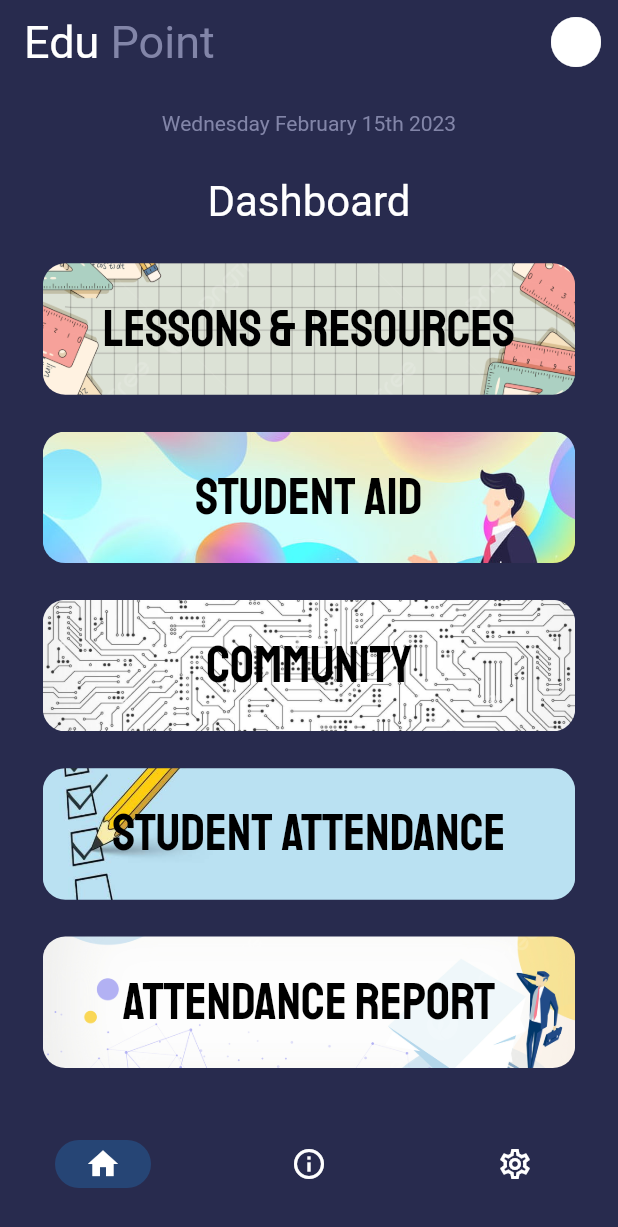
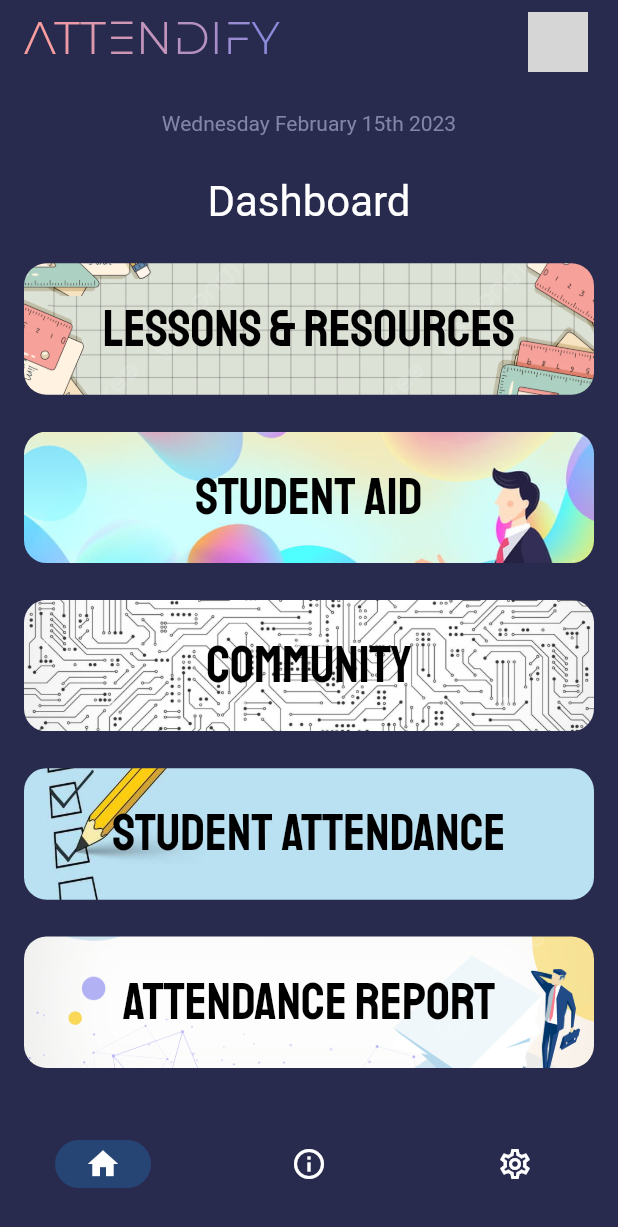
Before and after one commit to Shloktheboss142/Attendify, a Flutter app: the HomePage screen opened by its route, on a phone screen of 412 x 824 dp. Shown: the top 1227 px of the screen. Run offline on Flutter 3.47's test engine with Material 2 defaults, Android fonts, the phone set to English and light mode, and no system bars; our stand-ins replace cloud_firestore, firebase_auth, firebase_core, firebase_database, flutter_pw_validator, jiffy and 1 more; missing offline and left inert: mobile_scanner; accounts and stored records are empty; network calls fail; Roboto replaces fonts that are missing (Cairo-Regular); grey boxes are pictures that could not be loaded.

Commit message:
Fixed widget size, added profile, changed logo

```diff
--- a/lib/home_screen.dart
+++ b/lib/home_screen.dart
@@ -1,12 +1,8 @@
-import 'dart:io';
 import 'package:flutter/material.dart';
-import 'package:flutter/services.dart';
 import 'package:jiffy/jiffy.dart';
 import 'package:url_launcher/url_launcher_string.dart';
 import 'profile.dart';
 import 'package:mobile_scanner/mobile_scanner.dart';
-import 'package:open_file/open_file.dart';
-import 'package:url_launcher/url_launcher.dart';
 import './studentlist.dart';
 
 class HomePage extends StatefulWidget {
@@ -26,20 +22,69 @@ class _HomePageState extends State<HomePage> {
         backgroundColor: const Color.fromRGBO(40, 43, 78, 1),
         title: RichText(
             text: const TextSpan(
-                text: "Edu",
+                text: 'A',
                 style: TextStyle(
-                    color: Colors.white,
+                    color: Color.fromARGB(255, 250, 158, 159),
                     fontSize: 30,
                     fontWeight: FontWeight.normal,
-                    fontFamily: 'Cairo-Regular'),
+                    fontFamily: 'Montserrat'),
                 children: [
               TextSpan(
-                  text: ' Point',
-                  style: TextStyle(
-                      color: Color.fromRGBO(130, 133, 168, 1),
+                  text: 'T',
+                  style: TextStyle(
+                      color: Color.fromARGB(255, 236, 155, 166),
                       fontSize: 30,
                       fontWeight: FontWeight.normal,
-                      fontFamily: 'Cairo-Regular'))
+                      fontFamily: 'Montserrat')),
+              TextSpan(
+                  text: 'T',
+                  style: TextStyle(
+                      color: Color.fromARGB(255, 223, 153, 174),
+                      fontSize: 30,
+                      fontWeight: FontWeight.normal,
+                      fontFamily: 'Montserrat')),
+              TextSpan(
+                  text: 'E',
+                  style: TextStyle(
+                      color: Color.fromARGB(255, 208, 150, 181),
+                      fontSize: 30,
+                      fontWeight: FontWeight.normal,
+                      fontFamily: 'Montserrat')),
+              TextSpan(
+                  text: 'N',
+                  style: TextStyle(
+                      color: Color.fromARGB(255, 195, 148, 188),
+                      fontSize: 30,
+                      fontWeight: FontWeight.normal,
+                      fontFamily: 'Montserrat')),
+              TextSpan(
+                  text: 'D',
+                  style: TextStyle(
+                      color: Color.fromARGB(255, 181, 145, 195),
+                      fontSize: 30,
+                      fontWeight: FontWeight.normal,
+                      fontFamily: 'Montserrat')),
+              TextSpan(
+                  text: 'I',
+                  style: TextStyle(
+                      color: Color.fromARGB(255, 167, 142, 203),
+                      fontSize: 30,
+                      fontWeight: FontWeight.normal,
+                      fontFamily: 'Montserrat')),
+              TextSpan(
+                  text: 'F',
+                  style: TextStyle(
+                      color: Color.fromARGB(255, 153, 140, 210),
+                      fontSize: 30,
+                      fontWeight: FontWeight.normal,
+                      fontFamily: 'Montserrat')),
+              TextSpan(
+                  text: 'Y',
+                  style: TextStyle(
+                      color: Color.fromARGB(255, 139, 137, 217),
+                      fontSize: 30,
+                      fontWeight: FontWeight.normal,
+                      fontFamily: 'Montserrat')),
             ])),
         bottom: PreferredSize(
           preferredSize: const Size.fromHeight(40),
@@ -61,16 +106,46 @@ class _HomePageState extends State<HomePage> {
           ),
         ),
         actions: <Widget>[
-          IconButton(
-            icon: const Icon(Icons.circle, size: 40),
-            padding: const EdgeInsets.fromLTRB(0, 0, 20, 0),
-            onPressed: () {
-              Navigator.push(
-                context,
-                MaterialPageRoute(builder: (context) => const Profile()),
-              );
-            },
-          ),
+          Container(
+              alignment: Alignment.center,
+              padding: const EdgeInsets.fromLTRB(20, 0, 20, 0),
+              decoration: const BoxDecoration(
+                color: Color.fromARGB(0, 98, 107, 182),
+              ),
+              child: Row(children: [
+                Material(
+                  elevation: 0,
+                  shape: const CircleBorder(),
+                  clipBehavior: Clip.hardEdge,
+                  color: Colors.transparent,
+                  child: Ink.image(
+                    image:
+                        const NetworkImage('https://i.ibb.co/vVD0gGG/doge.jpg'),
+                    fit: BoxFit.cover,
+                    width: 40,
+                    height: 40,
+                    child: InkWell(
+                      onTap: () {
+                        Navigator.push(
+                          context,
+                          MaterialPageRoute(
+                              builder: (context) => const Profile()),
+                        );
+                      },
+                    ),
+                  ),
+                ),
+              ]))
+          // IconButton(
+          //   icon: const Icon(Icons.circle, size: 40),
+          //   padding: const EdgeInsets.fromLTRB(0, 0, 20, 0),
+          //   onPressed: () {
+          //     Navigator.push(
+          //       context,
+          //       MaterialPageRoute(builder: (context) => const Profile()),
+          //     );
+          //   },
+          // ),
         ],
       ),
       bottomNavigationBar: NavigationBar(
@@ -116,7 +191,7 @@ class DashboardPage extends StatelessWidget {
       body: Container(
         color: const Color.fromRGBO(40, 43, 78, 1),
         alignment: Alignment.center,
-        padding: const EdgeInsets.fromLTRB(10, 0, 10, 10),
+        padding: const EdgeInsets.fromLTRB(0, 0, 0, 10),
         child: Column(
           mainAxisSize: MainAxisSize.min,
           children: [
@@ -125,7 +200,7 @@ class DashboardPage extends StatelessWidget {
                   borderRadius: BorderRadius.circular(15),
                   color: const Color.fromARGB(0, 98, 107, 182),
                 ),
-                width: MediaQuery.of(context).size.width - 25,
+                width: MediaQuery.of(context).size.width,
                 height: MediaQuery.of(context).size.height - 230,
                 child: Column(
                     mainAxisAlignment: MainAxisAlignment.spaceBetween,
@@ -157,7 +232,7 @@ class DashboardPage extends StatelessWidget {
                         ),
                         child: Container(
                           decoration: BoxDecoration(
-                            image: DecorationImage(
+                            image: const DecorationImage(
                               image: AssetImage('assets/LessonResources.png'),
                               fit: BoxFit.cover,
                             ),
@@ -166,8 +241,9 @@ class DashboardPage extends StatelessWidget {
                           ),
                           height:
                               (MediaQuery.of(context).size.height - 210) / 7,
-                          child: Center(
-                            child: const Text(
+                          //width: (MediaQuery.of(context).size.width),
+                          child: const Center(
+                            child: Text(
                               'Lessons & Resources',
                               style: TextStyle(
                                 color: Colors.black,
@@ -184,7 +260,7 @@ class DashboardPage extends StatelessWidget {
                           Navigator.push(
                             context,
                             MaterialPageRoute(
-                              builder: (context) => const LessonResources(),
+                              builder: (context) => const StudentAid(),
                             ),
                           );
                         },
@@ -199,7 +275,7 @@ class DashboardPage extends StatelessWidget {
                         ),
                         child: Container(
                           decoration: BoxDecoration(
-                            image: DecorationImage(
+                            image: const DecorationImage(
                               image: AssetImage('assets/StudentAid.png'),
                               fit: BoxFit.cover,
                             ),
@@ -208,8 +284,8 @@ class DashboardPage extends StatelessWidget {
                           ),
                           height:
                               (MediaQuery.of(context).size.height - 210) / 7,
-                          child: Center(
-                            child: const Text(
+                          child: const Center(
+                            child: Text(
                               'Student Aid',
                               style: TextStyle(
                                 color: Colors.black,
@@ -226,7 +302,7 @@ class DashboardPage extends StatelessWidget {
                           Navigator.push(
                             context,
                             MaterialPageRoute(
-                              builder: (context) => const LessonResources(),
+                              builder: (context) => const Community(),
                             ),
                           );
                         },
@@ -241,7 +317,7 @@ class DashboardPage extends StatelessWidget {
                         ),
                         child: Container(
                           decoration: BoxDecoration(
-                            image: DecorationImage(
+                            image: const DecorationImage(
                               image: AssetImage('assets/Community.png'),
                               fit: BoxFit.cover,
                             ),
@@ -250,8 +326,8 @@ class DashboardPage extends StatelessWidget {
                           ),
                           height:
                               (MediaQuery.of(context).size.height - 210) / 7,
-                          child: Center(
-                            child: const Text(
+                          child: const Center(
+                            child: Text(
                               'Community',
                               style: TextStyle(
                                 color: Colors.black,
@@ -268,7 +344,7 @@ class DashboardPage extends StatelessWidget {
                           Navigator.push(
                             context,
                             MaterialPageRoute(
-                              builder: (context) => const LessonResources(),
+                              builder: (context) => const StudentAttendance(),
                             ),
                           );
                         },
@@ -283,7 +359,7 @@ class DashboardPage extends StatelessWidget {
                         ),
                         child: Container(
                           decoration: BoxDecoration(
-                            image: DecorationImage(
+                            image: const DecorationImage(
                               image: AssetImage('assets/StudentAttendance.jpg'),
                               fit: BoxFit.cover,
                             ),
@@ -292,8 +368,8 @@ class DashboardPage extends StatelessWidget {
                           ),
                           height:
                               (MediaQuery.of(context).size.height - 210) / 7,
-                          child: Center(
-                            child: const Text(
+                          child: const Center(
+                            child: Text(
                               'Student Attendance',
                               style: TextStyle(
                                 color: Colors.black,
@@ -310,7 +386,7 @@ class DashboardPage extends StatelessWidget {
                           Navigator.push(
                             context,
                             MaterialPageRoute(
-                              builder: (context) => const LessonResources(),
+                              builder: (context) => const AttendanceReport(),
                             ),
                           );
                         },
@@ -325,7 +401,7 @@ class DashboardPage extends StatelessWidget {
                         ),
                         child: Container(
                           decoration: BoxDecoration(
-                            image: DecorationImage(
+                            image: const DecorationImage(
                               image: AssetImage('assets/AttendanceReport.png'),
                               fit: BoxFit.cover,
                             ),
@@ -334,8 +410,8 @@ class DashboardPage extends StatelessWidget {
                           ),
                           height:
                               (MediaQuery.of(context).size.height - 210) / 7,
-                          child: Center(
-                            child: const Text(
+                          child: const Center(
+                            child: Text(
                               'Attendance Report',
                               style: TextStyle(
                                 color: Colors.black,
@@ -1572,7 +1648,7 @@ class StudentClasses extends StatelessWidget {
               child: Row(
                 mainAxisAlignment: MainAxisAlignment.spaceBetween,
                 children: [
-                  Expanded(
+                  const Expanded(
                     child: Text(
                       'Class A',
                       textAlign: TextAlign.center,
@@ -1613,7 +1689,7 @@ class StudentClasses extends StatelessWidget {
               child: Row(
                 mainAxisAlignment: MainAxisAlignment.spaceBetween,
                 children: [
-                  Expanded(
+                  const Expanded(
                     child: Text(
                       'Class B',
                       textAlign: TextAlign.center,
@@ -1654,7 +1730,7 @@ class StudentClasses extends StatelessWidget {
               child: Row(
                 mainAxisAlignment: MainAxisAlignment.spaceBetween,
                 children: [
-                  Expanded(
+                  const Expanded(
                     child: Text(
                       'Class C',
                       textAlign: TextAlign.center,
@@ -1695,7 +1771,7 @@ class StudentClasses extends StatelessWidget {
               child: Row(
                 mainAxisAlignment: MainAxisAlignment.spaceBetween,
                 children: [
-                  Expanded(
+                  const Expanded(
                     child: Text(
                       'Class D',
                       textAlign: TextAlign.center,
@@ -1769,7 +1845,7 @@ class _StudentNameListState extends State<StudentNameList> {
                 children: [
                   Container(
                     child: Text(st.name,
-                        style: TextStyle(
+                        style: const TextStyle(
                           color: Colors.black,
                           fontFamily: 'Staatliches',
                           fontSize: 30,
--- a/lib/profile.dart
+++ b/lib/profile.dart
@@ -76,11 +76,12 @@ class _ProfileState extends State<Profile> {
               child: Column(
                 mainAxisAlignment: MainAxisAlignment.spaceEvenly,
                 children: [
-                  Icon(
-                    Icons.circle,
-                    color: Colors.black,
-                    size: MediaQuery.of(context).size.width / 2,
-                  ),
+                  CircleAvatar(
+                      radius: MediaQuery.of(context).size.width / 5,
+                      child: CircleAvatar(
+                          radius: MediaQuery.of(context).size.width / 5,
+                          backgroundImage: const NetworkImage(
+                              'https://i.ibb.co/vVD0gGG/doge.jpg'))),
                   Text(name.toString(),
                       style: const TextStyle(
                           fontSize: 28,
```
Also changed, not shown: assets/doge.jpeg (added), pubspec.lock.
